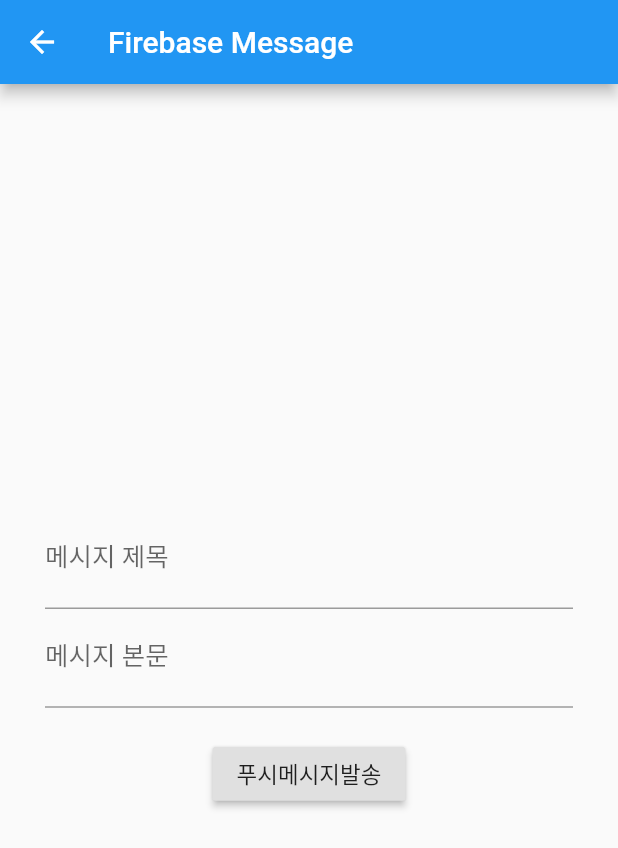
After one commit to Kimsangwon0509/flutter-study, a Flutter app: the FirebaseMessageScreen screen opened directly, after a tap on "푸시메시지발송", on a phone screen of 412 x 824 dp. The commit adds this screen. Shown: the top 848 px of the screen. Run offline on Flutter 3.47's test engine with Material 2 defaults, Android fonts, the phone set to English and light mode, and no system bars; our stand-ins replace camera, charts_flutter, firebase_auth, firebase_crashlytics, firebase_messaging, fluttertoast and 5 more; missing offline and left inert: apple_sign_in; accounts and stored records are empty; network calls fail.

Commit message:
firebase 메시징, 구글 로그인 개발

```diff
--- /dev/null
+++ b/lib/screens/a/firebase_message_screen.dart
@@ -0,0 +1,141 @@
+import 'dart:async';
+import 'dart:convert';
+
+import 'package:flutter/material.dart';
+import 'package:firebase_messaging/firebase_messaging.dart';
+import 'package:http/http.dart' as http;
+
+class FirebaseMessageScreen extends StatefulWidget {
+  @override
+  _FirebaseMessageScreenState createState() => _FirebaseMessageScreenState();
+}
+
+class _FirebaseMessageScreenState extends State<FirebaseMessageScreen> {
+  final FirebaseMessaging _firebaseMessaging = FirebaseMessaging();
+  final String _serverToken =
+      'AAAAWXYNim0:APA91bGJHbOqYbsCNipQZRILggAX4HWieA8fRlwFCZ6keVT1PXJZvJ9qh0RgM5SJZMEN8a-2nlPa3BaJSBddR3wn59DR5uDF1NiXM_8aViqB8gSIQqrb7vrC9YlT4QD2rQj8uDzb1qja';
+  TextEditingController _textEditingControllerTitle = TextEditingController();
+  TextEditingController _textEditingControllerBody = TextEditingController();
+  @override
+  void initState() {
+    _firebaseMessaging.configure(
+      onMessage: (Map<String, dynamic> message) async {
+        print("onMessage: $message");
+        showDialog(
+          context: context,
+          builder: (context) => AlertDialog(
+            content: ListTile(
+              title: Text(message['notification']['title']),
+              subtitle: Text(message['notification']['body']),
+            ),
+            actions: <Widget>[
+              FlatButton(
+                child: Text('Ok'),
+                onPressed: () => Navigator.of(context).pop(),
+              ),
+            ],
+          ),
+        );
+      },
+      onLaunch: (Map<String, dynamic> message) async {
+        print("onLaunch: $message");
+      },
+      onResume: (Map<String, dynamic> message) async {
+        print("onResume: $message");
+      },
+    );
+  }
+
+  void sendMessage() async {
+    print("sendMessage()");
+
+    await _firebaseMessaging.requestNotificationPermissions(
+      IosNotificationSettings(
+        sound: true,
+        badge: true,
+        alert: true,
+        provisional: false,
+      ),
+    );
+
+    print('Token: ${await _firebaseMessaging.getToken()}');
+    await http.post(
+      'https://fcm.googleapis.com/fcm/send',
+      headers: <String, String>{
+        'Content-Type': 'application/json',
+        'Authorization': 'key=$_serverToken',
+      },
+      body: jsonEncode(
+        <String, dynamic>{
+          'notification': <String, dynamic>{
+            'body': _textEditingControllerBody.text,
+            'title': _textEditingControllerTitle.text
+          },
+          'priority': 'high',
+          'data': <String, dynamic>{
+            'click_action': 'FLUTTER_NOTIFICATION_CLICK',
+            'id': '1',
+            'status': 'done'
+          },
+          'to': await _firebaseMessaging.getToken(),
+        },
+      ),
+    );
+  }
+
+  @override
+  Widget build(BuildContext context) {
+    return Scaffold(
+      appBar: AppBar(
+        title: Text('Firebase Message'),
+      ),
+      body: SafeArea(
+        child: Padding(
+          padding: const EdgeInsets.all(30.0),
+          child: Center(
+            child: Column(
+              mainAxisAlignment: MainAxisAlignment.center,
+              children: <Widget>[
+                TextFormField(
+                  controller: _textEditingControllerTitle,
+                  decoration: InputDecoration(
+                    labelText: '메시지 제목',
+                    hintText: '메시지 제목을 입력하세요.',
+                  ),
+                  validator: (value) {
+                    if (value.isEmpty) {
+                      return '메시지 제목은 필수 입력 값 입니다.';
+                    }
+                    return null;
+                  },
+                ),
+                TextFormField(
+                  controller: _textEditingControllerBody,
+                  decoration: InputDecoration(
+                    labelText: '메시지 본문',
+                    hintText: '메시지 본문을 입력하세요.',
+                  ),
+                  validator: (value) {
+                    if (value.isEmpty) {
+                      return '메시지 본문은 필수 입력 값 입니다.';
+                    }
+                    return null;
+                  },
+                ),
+                SizedBox(
+                  height: 20,
+                ),
+                RaisedButton(
+                  onPressed: () {
+                    sendMessage();
+                  },
+                  child: Text('푸시메시지발송'),
+                ),
+              ],
+            ),
+          ),
+        ),
+      ),
+    );
+  }
+}
--- a/pubspec.yaml
+++ b/pubspec.yaml
@@ -32,6 +32,7 @@ dependencies:
   path_provider: ^1.6.1
   path: ^1.6.4
   image_picker: ^0.6.3+4
+  firebase_messaging: ^6.0.9
 
 dev_dependencies:
   flutter_test:
```
Also changed, not shown: lib/screens/a/firebase_auth_screen.dart (+39 -8 lines), lib/screens/a/sliver_screen.dart (added, +41 -0 lines), lib/screens/a_scree.dart (+42 -0 lines), images/a/sliver_background.jpg (added), pubspec.lock, 9 other files.
